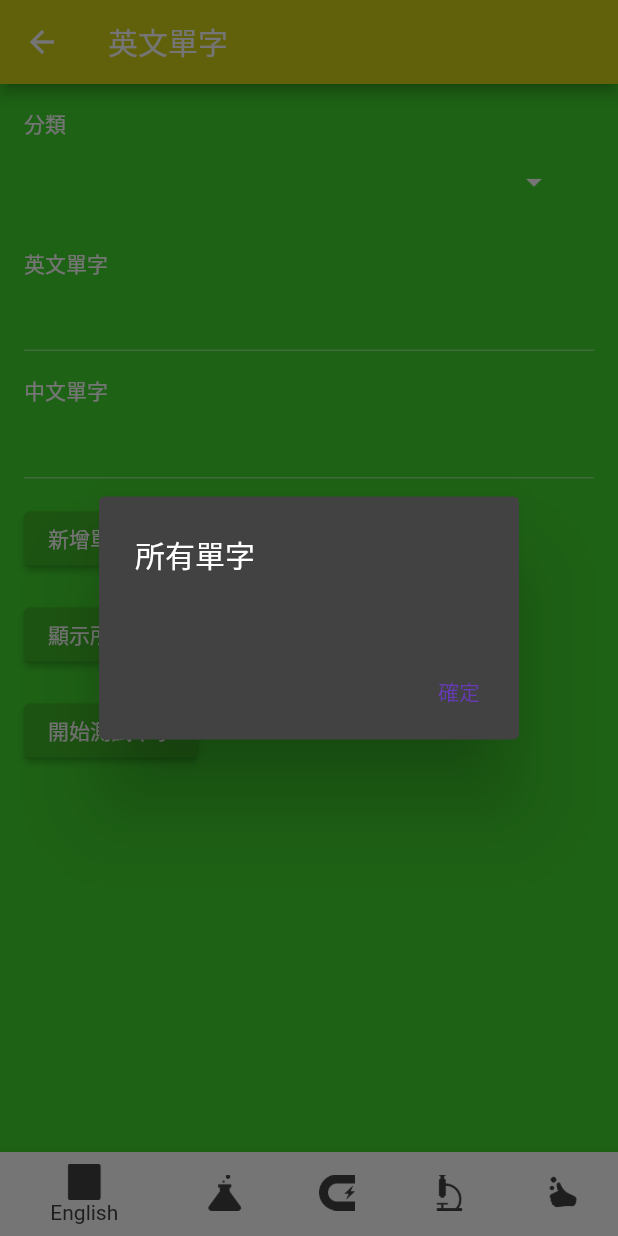
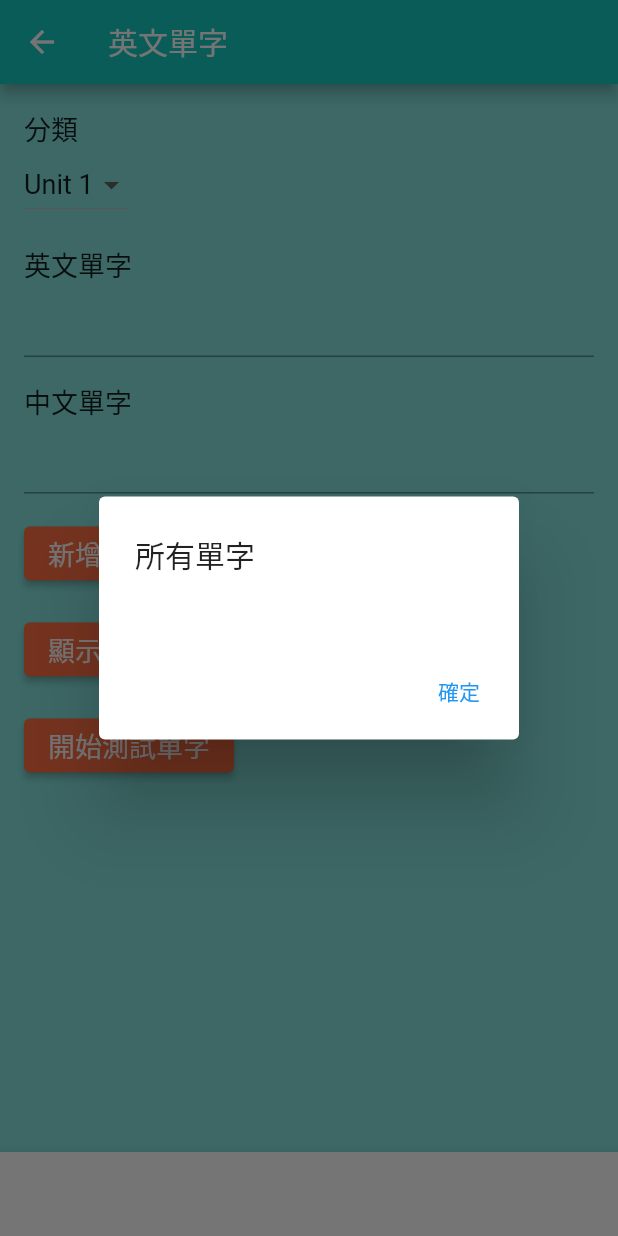
Before and after one commit to nelsonchung/helpyouimproveenglish, a Flutter app: the MainPage screen opened by its route, after a tap on "顯示所有單字", on a phone screen of 412 x 824 dp. Run offline on Flutter 3.47's test engine with Material 2 defaults, Android fonts, the phone set to English and light mode, and no system bars; our stand-ins replace sqflite; accounts and stored records are empty.

Commit message:
修改配色。茉藍，淡藍，橘

```diff
--- a/lib/english_page.dart
+++ b/lib/english_page.dart
@@ -118,16 +118,8 @@ class _EnglishPageState extends State<EnglishPage> {
     _clearTextFields();
   }
 
-  Future<List<Map<String, dynamic>>> _getAllWords() async {
-    if (_database == null || !_database!.isOpen) {
-      await _initializeDatabase();
-    }
-
-    return await _database!.query('words');
-  }
-
   void _showAllWords(BuildContext context) async {
-    final words = await _getAllWords();
+    final words = await _database!.query('words');
 
     // ignore: use_build_context_synchronously
     showDialog(
@@ -140,9 +132,30 @@ class _EnglishPageState extends State<EnglishPage> {
               children: words
                   .map(
                     (word) => ListTile(
-                      title: Text(word['english_word'] as String),
-                      subtitle: Text(
-                        '${word['chinese_word']}, ${word['category']}',
+                      title: Text(
+                        word['english_word'] as String,
+                        style: const TextStyle(fontSize: 18.0),
+                      ),
+                      subtitle: Column(
+                        crossAxisAlignment: CrossAxisAlignment.start,
+                        children: [
+                          Text(
+                            '分類: ${word['category'] as String}',
+                            style: const TextStyle(fontSize: 18.0),
+                          ),
+                          Text(
+                            '中文: ${word['chinese_word'] as String}',
+                            style: const TextStyle(fontSize: 18.0),
+                          ),
+                        ],
+                      ),
+                      trailing: IconButton(
+                        icon: const Icon(Icons.delete),
+                        onPressed: () {
+                          _deleteWordFromDatabase(word['id'] as int);
+                          Navigator.pop(context);
+                          _showAllWords(context);
+                        },
                       ),
                     ),
                   )
@@ -159,6 +172,14 @@ class _EnglishPageState extends State<EnglishPage> {
           ],
         );
       },
+    );
+  }
+
+  void _deleteWordFromDatabase(int id) async {
+    await _database!.delete(
+      'words',
+      where: 'id = ?',
+      whereArgs: [id],
     );
   }
 
@@ -186,7 +207,10 @@ class _EnglishPageState extends State<EnglishPage> {
   Widget build(BuildContext context) {
     return Scaffold(
       appBar: AppBar(
-        title: const Text('英文單字'),
+        title: const Text(
+          '英文單字',
+          style: TextStyle(fontSize: 20.0),
+        ),
       ),
       body: Padding(
         padding: const EdgeInsets.all(16.0),
@@ -194,52 +218,74 @@ class _EnglishPageState extends State<EnglishPage> {
           child: Column(
             crossAxisAlignment: CrossAxisAlignment.start,
             children: [
-              const Text('分類'),
-              ListTile(
-                trailing: PopupMenuButton<String>(
-                  icon: const Icon(Icons.arrow_drop_down),
-                  initialValue: _selectedCategory,
-                  onSelected: (value) {
+              const Text(
+                '分類',
+                style: TextStyle(fontSize: 18.0),
+              ),
+              DropdownButton<String>(
+                value: _selectedCategory,
+                onChanged: (value) {
                   setState(() {
                     _selectedCategory = value;
                   });
                 },
-                  itemBuilder: (BuildContext context) {
-                    return _categories.map((category) {
-                      return PopupMenuItem<String>(
+                items: _categories.map((category) {
+                  return DropdownMenuItem<String>(
                     value: category,
-                        child: Text(category),
+                    child: Text(
+                      category,
+                      style: const TextStyle(fontSize: 18.0),
+                    ),
                   );
-                    }).toList();
-                  },
-                ),
+                }).toList(),
               ),
               const SizedBox(height: 16.0),
-              const Text('英文單字'),
-              TextField(controller: _englishWordController),
+              const Text(
+                '英文單字',
+                style: TextStyle(fontSize: 18.0),
+              ),
+              TextField(
+                controller: _englishWordController,
+                style: const TextStyle(fontSize: 18.0),
+              ),
               const SizedBox(height: 16.0),
-              const Text('中文單字'),
-              TextField(controller: _chineseWordController),
+              const Text(
+                '中文單字',
+                style: TextStyle(fontSize: 18.0),
+              ),
+              TextField(
+                controller: _chineseWordController,
+                style: const TextStyle(fontSize: 18.0),
+              ),
               const SizedBox(height: 16.0),
               ElevatedButton(
                 onPressed: () {
                   _addWordToDatabase(context);
                 },
-                child: const Text('新增單字到資料庫'),
+                child: const Text(
+                  '新增單字到資料庫',
+                  style: TextStyle(fontSize: 18.0),
+                ),
               ),
               const SizedBox(height: 16.0),
               ElevatedButton(
                 onPressed: () {
                   _showAllWords(context);
                 },
-                child: const Text('顯示所有單字'),
+                child: const Text(
+                  '顯示所有單字',
+                  style: TextStyle(fontSize: 18.0),
+                ),
               ),
               const SizedBox(height: 16.0),
               ElevatedButton(
                 onPressed: () {
                   _startWordTest(context);
                 },
-                child: const Text('開始測試單字'),
+                child: const Text(
+                  '開始測試單字',
+                  style: TextStyle(fontSize: 18.0),
+                ),
               ),
               const SizedBox(height: 16.0),
               Text(
--- a/lib/main.dart
+++ b/lib/main.dart
@@ -1,6 +1,4 @@
 import 'package:flutter/material.dart';
-//import 'create_new_word.dart';
-//import 'exam.dart';
 import 'main_page.dart';
 
 void main() {
@@ -18,24 +16,23 @@ class MyApp extends StatelessWidget {
       theme: ThemeData(
         canvasColor: Colors.white,
         colorScheme: ColorScheme.fromSwatch(
-          primarySwatch: Colors.deepPurple,
-          brightness: Brightness.dark,
+          primarySwatch: Colors.blue,
+          brightness: Brightness.light,
         ),
-        scaffoldBackgroundColor: const Color(0xFF41D62D), // 調整背景顏色
+        scaffoldBackgroundColor: const Color.fromARGB(255, 132, 227, 222),
         appBarTheme: const AppBarTheme(
-          backgroundColor: Color(0xFFD4D117), // 調整標題背景顏色
+          backgroundColor: Color.fromARGB(255, 21, 200, 191),
         ),
         elevatedButtonTheme: ElevatedButtonThemeData(
           style: ElevatedButton.styleFrom(
-            backgroundColor: const Color(0xFF3FB827), // 調整按鈕背景顏色
+            backgroundColor: const Color(0xFFFF7043),
           ),
         ),
         visualDensity: VisualDensity.adaptivePlatformDensity,
       ),
       routes: {
         '/mainPage': (context) => const MainPage(),
-        //'/createNewWord': (context) => const CreateNewWordPage(),
-        //'/exam': (context) => const ExamPage(),
+        // ...
       },
       home: const MyHomePage(title: '助英台'),
     );
```
Lines whose indentation alone changed are shown as unchanged.
